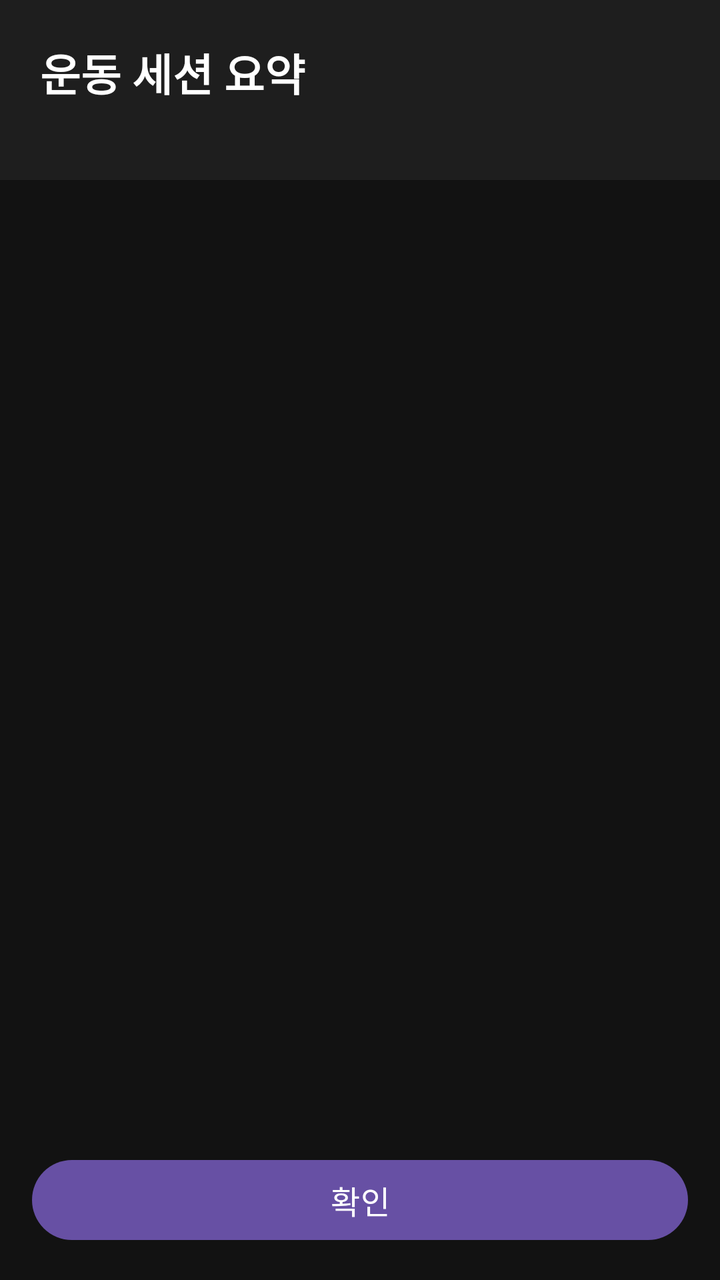
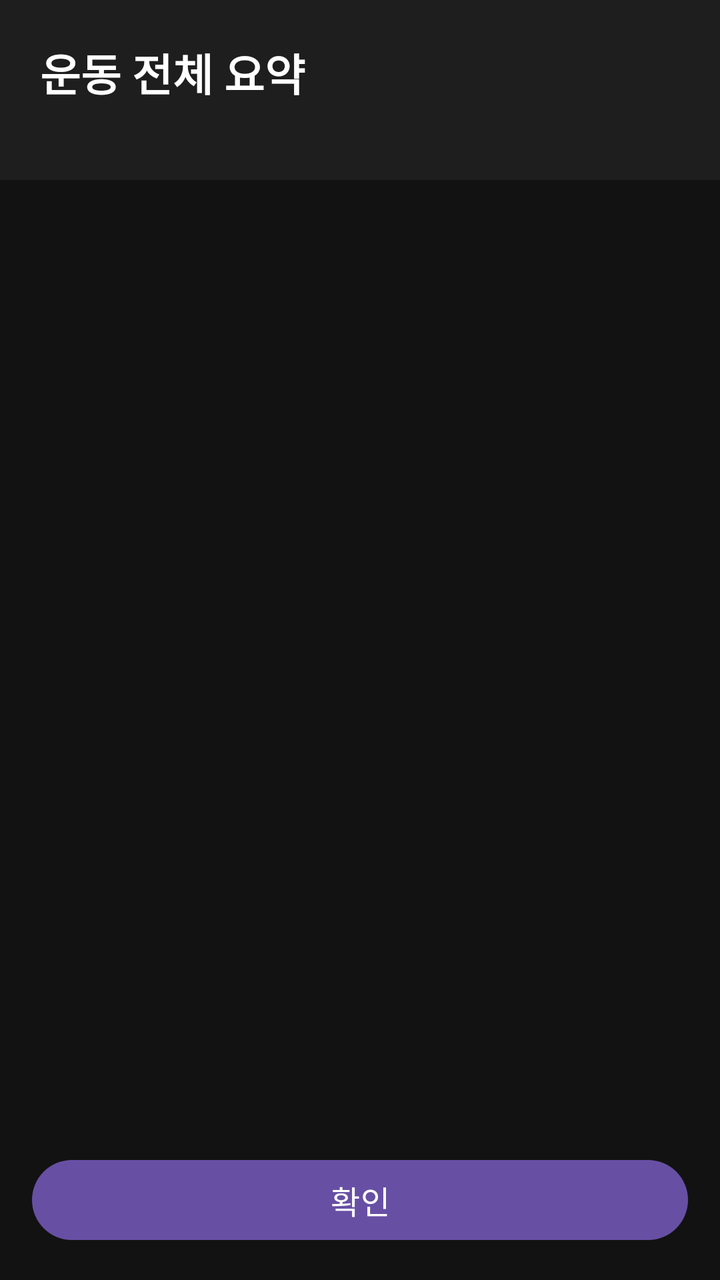

Compare the two renders of this Android layout. The source of the first and the diff that turns it into the second are given below.
<!-- AndroidManifest.xml: application theme Theme.Moduflow -->
<!-- res/layout/activity_session_summary.xml -->
<?xml version="1.0" encoding="utf-8"?>
<LinearLayout
    xmlns:android="http://schemas.android.com/apk/res/android"
    android:layout_width="match_parent"
    android:layout_height="match_parent"
    android:background="#FF121212"
    android:orientation="vertical">

    
    <LinearLayout
        android:layout_width="match_parent"
        android:layout_height="wrap_content"
        android:background="#FF1E1E1E"
        android:orientation="vertical"
        android:paddingStart="20dp"
        android:paddingEnd="20dp"
        android:paddingTop="20dp"
        android:paddingBottom="16dp">

        <TextView
            android:layout_width="wrap_content"
            android:layout_height="wrap_content"
            android:text="운동 세션 요약"
            android:textColor="@android:color/white"
            android:textSize="22sp"
            android:textStyle="bold" />

        <TextView
            android:id="@+id/tvSessionTime"
            android:layout_width="wrap_content"
            android:layout_height="wrap_content"
            android:layout_marginTop="4dp"
            android:textColor="#FF888888"
            android:textSize="13sp" />
    </LinearLayout>

    
    <ScrollView
        android:layout_width="match_parent"
        android:layout_height="0dp"
        android:layout_weight="1"
        android:clipToPadding="false"
        android:paddingTop="8dp"
        android:paddingBottom="8dp">

        <LinearLayout
            android:id="@+id/layoutExercises"
            android:layout_width="match_parent"
            android:layout_height="wrap_content"
            android:orientation="vertical"
            android:paddingStart="16dp"
            android:paddingEnd="16dp" />
    </ScrollView>

    
    <com.google.android.material.button.MaterialButton
        android:id="@+id/btnClose"
        android:layout_width="match_parent"
        android:layout_height="wrap_content"
        android:layout_margin="16dp"
        android:text="확인"
        android:textSize="16sp" />

</LinearLayout>
<!-- resources referenced by this layout -->
<resources>
  <style name="Theme.Moduflow" parent="Base.Theme.Moduflow" />
  <style name="Base.Theme.Moduflow" parent="Theme.Material3.DayNight.NoActionBar">
          
          
      </style>
</resources>

<!-- the commit's change to res/layout/activity_session_summary.xml (unified diff, before → after) -->
@@ -1,6 +1,7 @@
 <?xml version="1.0" encoding="utf-8"?>
 <LinearLayout
     xmlns:android="http://schemas.android.com/apk/res/android"
+    android:id="@+id/rootLayout"
     android:layout_width="match_parent"
     android:layout_height="match_parent"
     android:background="#FF121212"
@@ -20,7 +21,7 @@
         <TextView
             android:layout_width="wrap_content"
             android:layout_height="wrap_content"
-            android:text="운동 세션 요약"
+            android:text="운동 전체 요약"
             android:textColor="@android:color/white"
             android:textSize="22sp"
             android:textStyle="bold" />
@@ -32,7 +33,23 @@
             android:layout_marginTop="4dp"
             android:textColor="#FF888888"
             android:textSize="13sp" />
+
     </LinearLayout>
+
+    
+    <TextView
+        android:id="@+id/tvAiHeadline"
+        android:layout_width="match_parent"
+        android:layout_height="wrap_content"
+        android:background="#FF1A2A1A"
+        android:paddingStart="20dp"
+        android:paddingEnd="20dp"
+        android:paddingTop="14dp"
+        android:paddingBottom="14dp"
+        android:textColor="#FF88DD88"
+        android:textSize="15sp"
+        android:lineSpacingMultiplier="1.4"
+        android:visibility="gone" />
 
     
     <ScrollView
